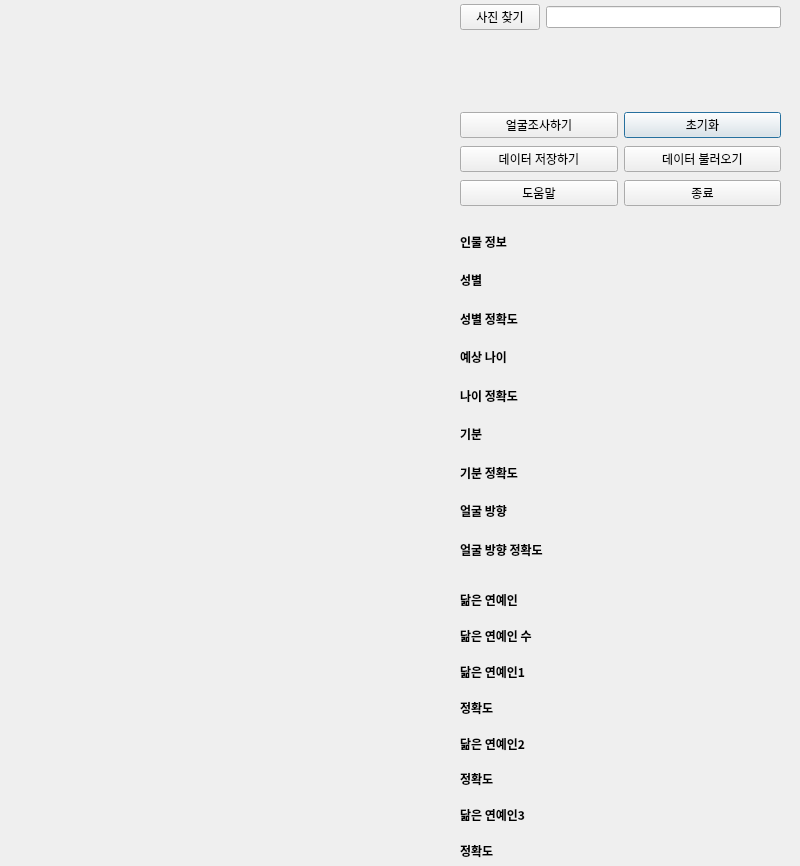
This is main_ui.ui in Trimage/AI_image_analyzer as Qt 5 draws it before an edit. The edited form follows.
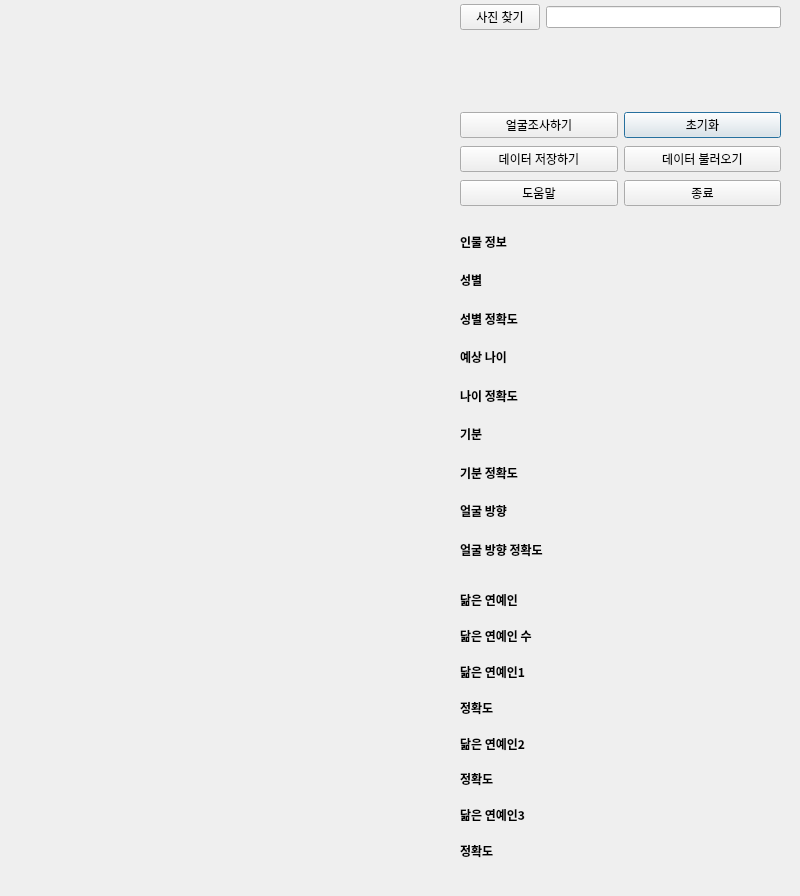
This is the edited form.

```diff
--- a/main_ui.ui
+++ b/main_ui.ui
@@ -7,7 +7,7 @@
     <x>0</x>
     <y>0</y>
     <width>800</width>
-    <height>866</height>
+    <height>896</height>
    </rect>
   </property>
   <property name="windowTitle">
```
